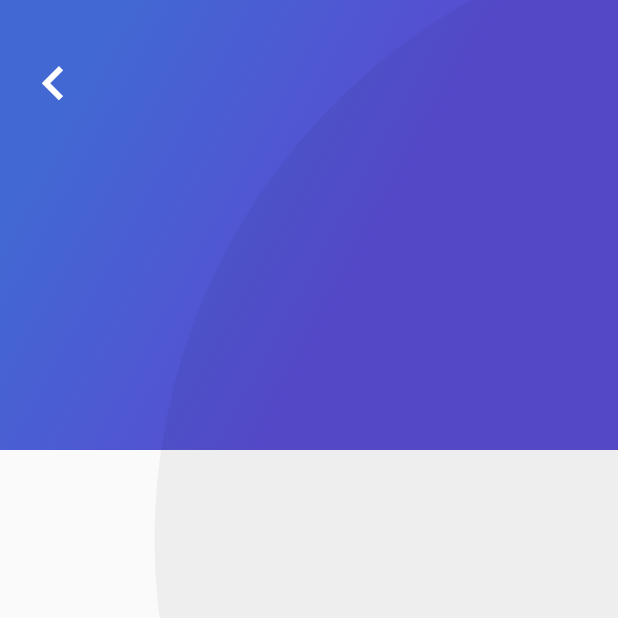
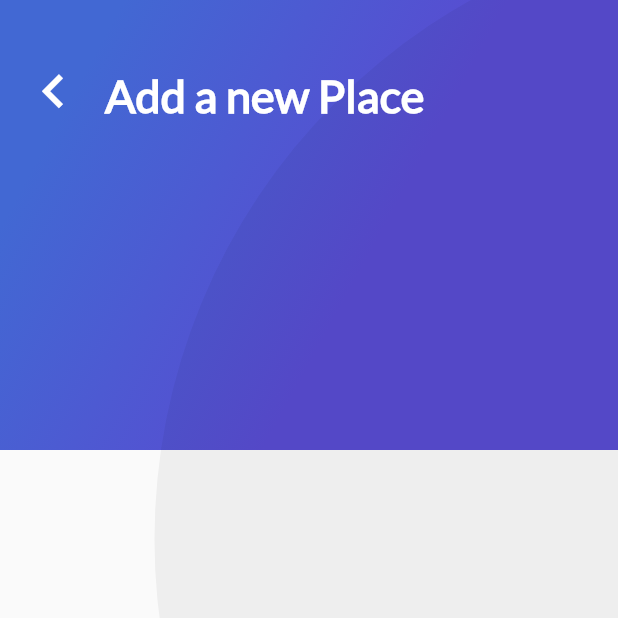
Before and after one commit to Reales09/flutter_advance, a Flutter app: the AddPlaceScreen screen opened directly, on a phone screen of 412 x 824 dp, the top half of it. Run offline on Flutter 3.47's test engine with Material 2 defaults, Android fonts, the light colour scheme and no system bars; our stand-ins replace cloud_firestore, firebase_auth, firebase_core, google_sign_in; missing offline and left inert: generic_bloc_provider; accounts and stored records are empty.

Commit message:
Se crea titlr header generico

```diff
--- a/lib/Place/ui/screens/add_place_screen.dart
+++ b/lib/Place/ui/screens/add_place_screen.dart
@@ -3,6 +3,7 @@ import 'dart:io';
 import 'package:flutter/cupertino.dart';
 import 'package:flutter/material.dart';
 import 'package:prueba/Widgets/gradient_back.dart';
+import 'package:prueba/Widgets/title_header.dart';
 
 class AddPlaceScreen extends StatefulWidget {
 
@@ -23,6 +24,8 @@ class _AddPlaceScreen extends State<AddPlaceScreen>{
   @override
   Widget build(BuildContext context) {
     // TODO: implement build
+    double screenHeight = MediaQuery.of(context).size.height;
+    double screenWidth = MediaQuery.of(context).size.width;
 
     return Scaffold(
       body: Stack(
@@ -42,7 +45,15 @@ class _AddPlaceScreen extends State<AddPlaceScreen>{
                     },
                   ),
                 ),
-              )
+              ),
+              Flexible(child: Container(
+                width: screenWidth,
+                child: Container(
+                  padding: EdgeInsets.only(top:45, left: 20.0, right: 10.0),
+                  child: TitleHeader(title: "Add a new Place"),
+                ),
+              ))
+
             ],
           )
         ],
--- a/lib/User/ui/widgets/button_bar.dart
+++ b/lib/User/ui/widgets/button_bar.dart
@@ -21,18 +21,21 @@ class ButtonsBar extends StatelessWidget {
           children: <Widget>[
             //cambiar contraseña
             CircleButton(true, Icons.vpn_key, 20.0, Color.fromRGBO(255, 255, 255, 0.6), () => {}),
-            //Cerrar Sesión
-            CircleButton(false, Icons.exit_to_app, 40.0, Color.fromRGBO(255, 255, 255, 1),() => {
-              userBloc.singOut()
-            } ),
+
 
             //Añadiremos un nuevo lugar
-            CircleButton(true, Icons.add, 20.0, Color.fromRGBO(255, 255, 255, 0.6),() {
+            CircleButton(false, Icons.add, 40.0, Color.fromRGBO(255, 255, 255, 1),() {
               File? image;
               Navigator.push(context,
                   MaterialPageRoute(
                       builder: (BuildContext context) => AddPlaceScreen(image: image)));
             }),
+
+            //Cerrar Sesión
+            CircleButton(true, Icons.exit_to_app, 20.0, Color.fromRGBO(255, 255, 255, 0.6),() => {
+              userBloc.singOut()
+            } ),
+
           ],
         )
     );
--- /dev/null
+++ b/lib/Widgets/title_header.dart
@@ -0,0 +1,29 @@
+import 'package:flutter/material.dart';
+
+class TitleHeader extends StatelessWidget {
+
+  final String title;
+
+  TitleHeader({
+    required this.title
+  });
+
+  @override
+  Widget build(BuildContext context) {
+    // TODO: implement build
+    double screenHeight = MediaQuery.of(context).size.height;
+    double screenWidth = MediaQuery.of(context).size.width;
+
+    return Text(
+            title,
+            style: TextStyle(
+              color: Colors.white,
+              fontSize: 30.0,
+                fontFamily: "Lato",
+              fontWeight: FontWeight.bold
+            ),
+    );
+
+
+  }
+}
```
